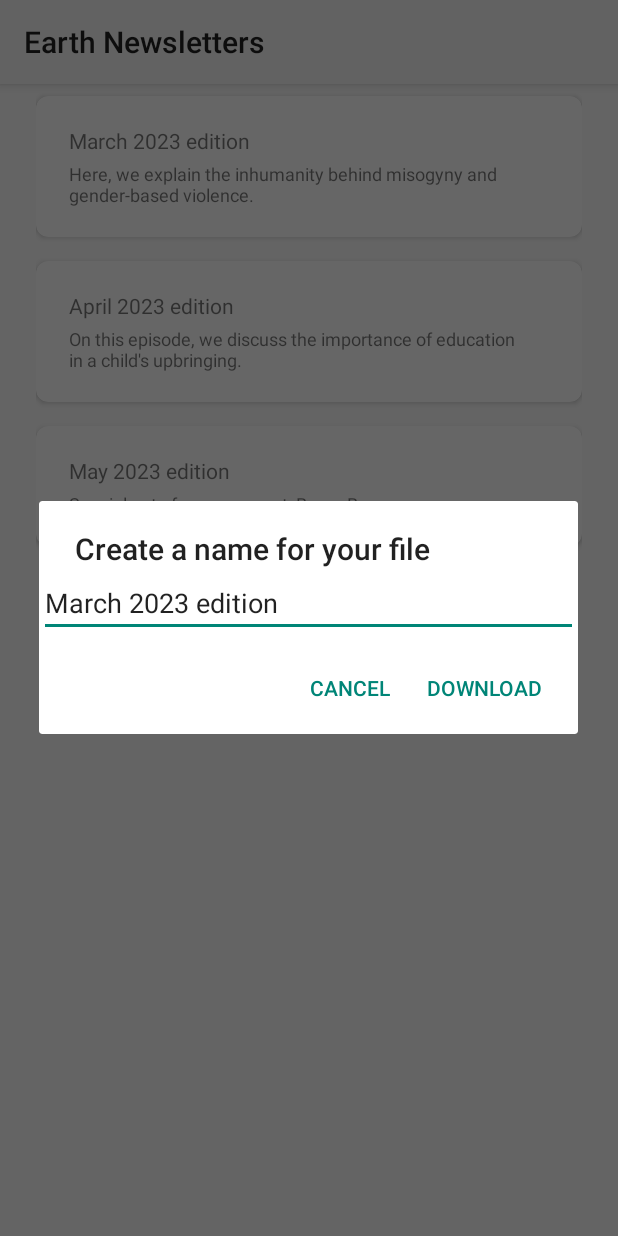
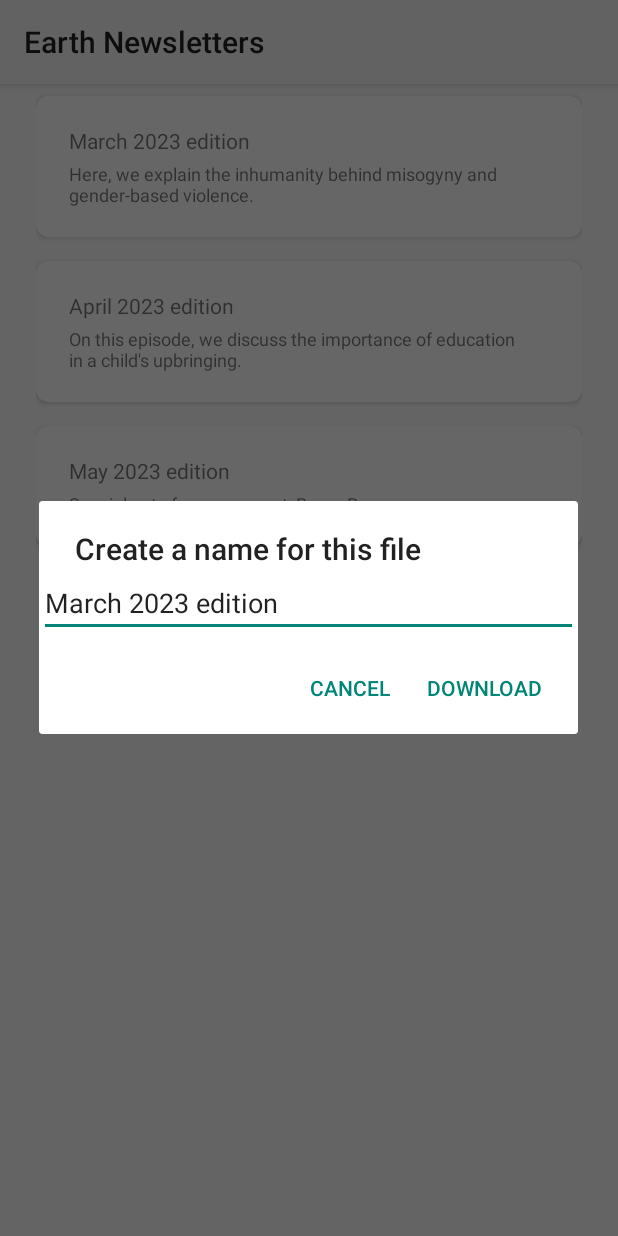
Before and after one commit to taslimSpare/Earth-browser, an Android app: the fragment NewsletterListingFragment shown on its own in the app's theme, after a tap on "March 2023 edition", on a phone screen of 412 x 824 dp. Run offline under Robolectric (Android 15) with nearby library versions, the phone set to English and light mode, and no system bars; 1 statement that could not run was skipped.

Commit message:
Minor fix

```diff
--- a/app/src/main/java/org/mozilla/reference/browser/ext/Dialog.kt
+++ b/app/src/main/java/org/mozilla/reference/browser/ext/Dialog.kt
@@ -19,7 +19,7 @@ fun Dialog.showEditTextDialog(
     }
 
     val dialog = AlertDialog.Builder(context)
-        .setTitle("Create a name for your file")
+        .setTitle("Create a name for this file")
         .setView(editText)
         .setPositiveButton(context.getString(R.string.download)) { _, _ ->
             val inputText = editText.text.toString().trim()
```
